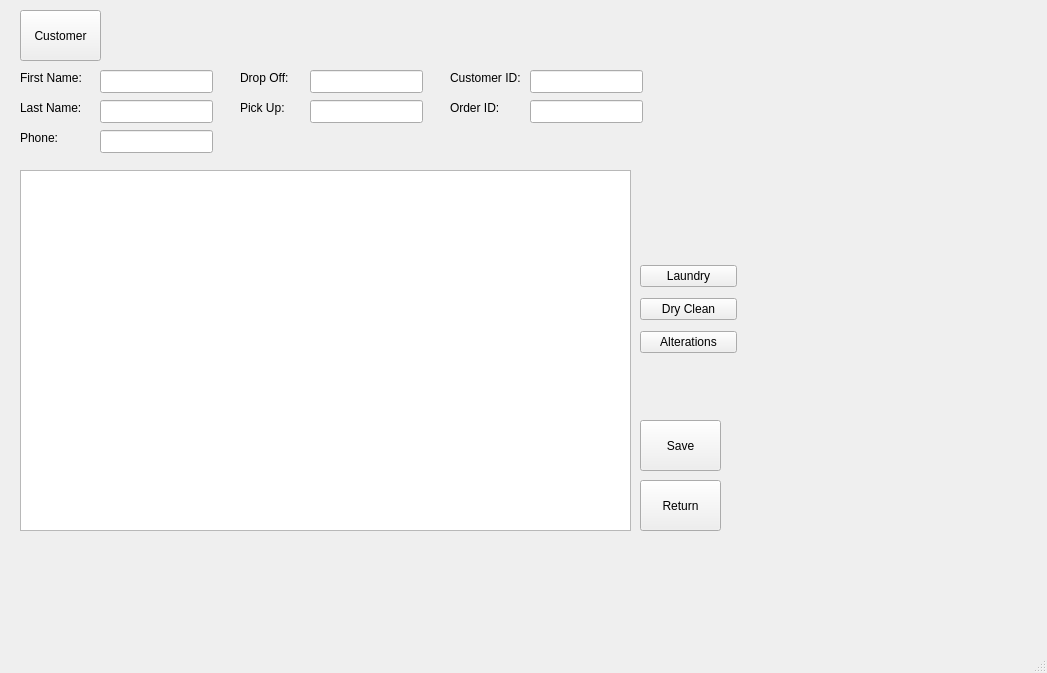
This is mainwindow.ui in LAVjr97/CProgram as Qt 5 draws it before an edit. The edited form follows.
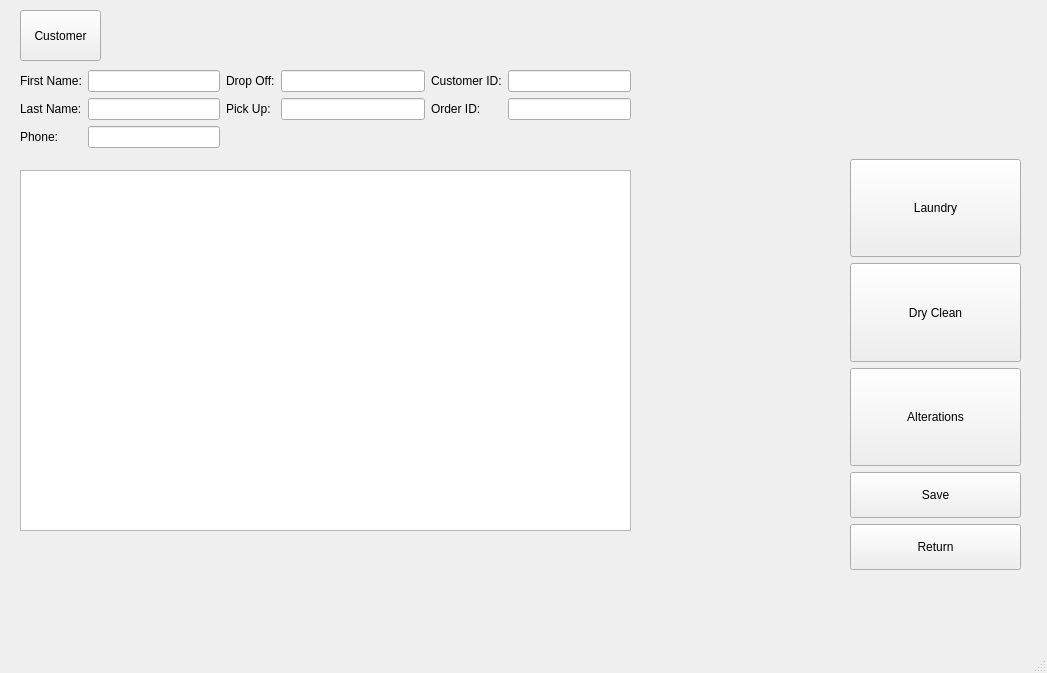
This is the edited form. The open tabs and pages were chosen to show the change. Icons and pictures are not drawn.

The edit to the form file:
```diff
--- a/mainwindow.ui
+++ b/mainwindow.ui
@@ -81,235 +81,6 @@
        <string>Customer</string>
       </property>
      </widget>
-     <widget class="QLabel" name="lblDropOffDP">
-      <property name="geometry">
-       <rect>
-        <x>240</x>
-        <y>70</y>
-        <width>51</width>
-        <height>16</height>
-       </rect>
-      </property>
-      <property name="text">
-       <string>Drop Off:</string>
-      </property>
-     </widget>
-     <widget class="QLabel" name="lblPickUpDP">
-      <property name="geometry">
-       <rect>
-        <x>240</x>
-        <y>100</y>
-        <width>45</width>
-        <height>15</height>
-       </rect>
-      </property>
-      <property name="text">
-       <string>Pick Up:</string>
-      </property>
-     </widget>
-     <widget class="QPushButton" name="btnReturn">
-      <property name="geometry">
-       <rect>
-        <x>640</x>
-        <y>480</y>
-        <width>81</width>
-        <height>51</height>
-       </rect>
-      </property>
-      <property name="text">
-       <string>Return</string>
-      </property>
-     </widget>
-     <widget class="QWidget" name="layoutWidget">
-      <property name="geometry">
-       <rect>
-        <x>640</x>
-        <y>260</y>
-        <width>97</width>
-        <height>101</height>
-       </rect>
-      </property>
-      <layout class="QVBoxLayout" name="verticalLayout">
-       <item>
-        <widget class="QPushButton" name="btnLaundry">
-         <property name="text">
-          <string>Laundry</string>
-         </property>
-        </widget>
-       </item>
-       <item>
-        <widget class="QPushButton" name="btnDryClean">
-         <property name="text">
-          <string>Dry Clean</string>
-         </property>
-        </widget>
-       </item>
-       <item>
-        <widget class="QPushButton" name="btnAlterations">
-         <property name="text">
-          <string>Alterations</string>
-         </property>
-        </widget>
-       </item>
-      </layout>
-     </widget>
-     <widget class="QLabel" name="lblFNameDP">
-      <property name="geometry">
-       <rect>
-        <x>20</x>
-        <y>70</y>
-        <width>71</width>
-        <height>16</height>
-       </rect>
-      </property>
-      <property name="text">
-       <string>First Name:</string>
-      </property>
-     </widget>
-     <widget class="QLabel" name="lblLNameDP">
-      <property name="geometry">
-       <rect>
-        <x>20</x>
-        <y>100</y>
-        <width>71</width>
-        <height>16</height>
-       </rect>
-      </property>
-      <property name="text">
-       <string>Last Name:</string>
-      </property>
-     </widget>
-     <widget class="QLabel" name="lblPhoneDP">
-      <property name="geometry">
-       <rect>
-        <x>20</x>
-        <y>130</y>
-        <width>71</width>
-        <height>16</height>
-       </rect>
-      </property>
-      <property name="text">
-       <string>Phone:</string>
-      </property>
-     </widget>
-     <widget class="QLineEdit" name="lineFNameDP">
-      <property name="geometry">
-       <rect>
-        <x>100</x>
-        <y>70</y>
-        <width>113</width>
-        <height>23</height>
-       </rect>
-      </property>
-      <property name="cursor">
-       <cursorShape>ArrowCursor</cursorShape>
-      </property>
-      <property name="readOnly">
-       <bool>true</bool>
-      </property>
-     </widget>
-     <widget class="QLineEdit" name="lineLNameDP">
-      <property name="geometry">
-       <rect>
-        <x>100</x>
-        <y>100</y>
-        <width>113</width>
-        <height>23</height>
-       </rect>
-      </property>
-     </widget>
-     <widget class="QLineEdit" name="linePhoneDP">
-      <property name="geometry">
-       <rect>
-        <x>100</x>
-        <y>130</y>
-        <width>113</width>
-        <height>23</height>
-       </rect>
-      </property>
-     </widget>
-     <widget class="QLineEdit" name="lineDropOffDP">
-      <property name="geometry">
-       <rect>
-        <x>310</x>
-        <y>70</y>
-        <width>113</width>
-        <height>23</height>
-       </rect>
-      </property>
-     </widget>
-     <widget class="QLineEdit" name="linePickUpDP">
-      <property name="geometry">
-       <rect>
-        <x>310</x>
-        <y>100</y>
-        <width>113</width>
-        <height>23</height>
-       </rect>
-      </property>
-     </widget>
-     <widget class="QLabel" name="label">
-      <property name="geometry">
-       <rect>
-        <x>450</x>
-        <y>70</y>
-        <width>71</width>
-        <height>16</height>
-       </rect>
-      </property>
-      <property name="text">
-       <string>Customer ID:</string>
-      </property>
-     </widget>
-     <widget class="QLabel" name="label_6">
-      <property name="geometry">
-       <rect>
-        <x>450</x>
-        <y>100</y>
-        <width>61</width>
-        <height>16</height>
-       </rect>
-      </property>
-      <property name="text">
-       <string>Order ID:</string>
-      </property>
-     </widget>
-     <widget class="QLineEdit" name="lineCustomerIDDP">
-      <property name="geometry">
-       <rect>
-        <x>530</x>
-        <y>70</y>
-        <width>113</width>
-        <height>23</height>
-       </rect>
-      </property>
-      <property name="readOnly">
-       <bool>true</bool>
-      </property>
-     </widget>
-     <widget class="QLineEdit" name="lineOrderIDDP">
-      <property name="geometry">
-       <rect>
-        <x>530</x>
-        <y>100</y>
-        <width>113</width>
-        <height>23</height>
-       </rect>
-      </property>
-     </widget>
-     <widget class="QPushButton" name="btnSaveDP">
-      <property name="geometry">
-       <rect>
-        <x>640</x>
-        <y>420</y>
-        <width>81</width>
-        <height>51</height>
-       </rect>
-      </property>
-      <property name="text">
-       <string>Save</string>
-      </property>
-     </widget>
      <widget class="QTableView" name="tableViewOrdersDP">
       <property name="geometry">
        <rect>
@@ -320,6 +91,199 @@
        </rect>
       </property>
      </widget>
+     <widget class="QWidget" name="gridLayoutWidget_2">
+      <property name="geometry">
+       <rect>
+        <x>850</x>
+        <y>159</y>
+        <width>171</width>
+        <height>411</height>
+       </rect>
+      </property>
+      <layout class="QGridLayout" name="gridLayout">
+       <item row="0" column="0">
+        <layout class="QVBoxLayout" name="verticalLayout">
+         <item>
+          <widget class="QPushButton" name="btnLaundry">
+           <property name="sizePolicy">
+            <sizepolicy hsizetype="Minimum" vsizetype="Expanding">
+             <horstretch>0</horstretch>
+             <verstretch>0</verstretch>
+            </sizepolicy>
+           </property>
+           <property name="text">
+            <string>Laundry</string>
+           </property>
+          </widget>
+         </item>
+         <item>
+          <widget class="QPushButton" name="btnDryClean">
+           <property name="sizePolicy">
+            <sizepolicy hsizetype="Minimum" vsizetype="Expanding">
+             <horstretch>0</horstretch>
+             <verstretch>0</verstretch>
+            </sizepolicy>
+           </property>
+           <property name="text">
+            <string>Dry Clean</string>
+           </property>
+          </widget>
+         </item>
+         <item>
+          <widget class="QPushButton" name="btnAlterations">
+           <property name="sizePolicy">
+            <sizepolicy hsizetype="Minimum" vsizetype="Expanding">
+             <horstretch>0</horstretch>
+             <verstretch>0</verstretch>
+            </sizepolicy>
+           </property>
+           <property name="text">
+            <string>Alterations</string>
+           </property>
+          </widget>
+         </item>
+         <item>
+          <layout class="QVBoxLayout" name="verticalLayout_2">
+           <property name="sizeConstraint">
+            <enum>QLayout::SetFixedSize</enum>
+           </property>
+           <item>
+            <widget class="QPushButton" name="btnSaveDP">
+             <property name="sizePolicy">
+              <sizepolicy hsizetype="Minimum" vsizetype="Expanding">
+               <horstretch>0</horstretch>
+               <verstretch>0</verstretch>
+              </sizepolicy>
+             </property>
+             <property name="text">
+              <string>Save</string>
+             </property>
+            </widget>
+           </item>
+           <item>
+            <widget class="QPushButton" name="btnReturn">
+             <property name="sizePolicy">
+              <sizepolicy hsizetype="Minimum" vsizetype="Expanding">
+               <horstretch>0</horstretch>
+               <verstretch>0</verstretch>
+              </sizepolicy>
+             </property>
+             <property name="text">
+              <string>Return</string>
+             </property>
+            </widget>
+           </item>
+          </layout>
+         </item>
+        </layout>
+       </item>
+      </layout>
+     </widget>
+     <widget class="QWidget" name="gridLayoutWidget_3">
+      <property name="geometry">
+       <rect>
+        <x>20</x>
+        <y>70</y>
+        <width>611</width>
+        <height>91</height>
+       </rect>
+      </property>
+      <layout class="QGridLayout" name="gridLayoutInformation">
+       <item row="0" column="1">
+        <layout class="QFormLayout" name="formLayoutDate">
+         <item row="0" column="0">
+          <widget class="QLabel" name="lblDropOffDP">
+           <property name="text">
+            <string>Drop Off:</string>
+           </property>
+          </widget>
+         </item>
+         <item row="0" column="1">
+          <widget class="QLineEdit" name="lineDropOffDP"/>
+         </item>
+         <item row="1" column="1">
+          <widget class="QLineEdit" name="linePickUpDP"/>
+         </item>
+         <item row="1" column="0">
+          <widget class="QLabel" name="lblPickUpDP">
+           <property name="text">
+            <string>Pick Up:</string>
+           </property>
+          </widget>
+         </item>
+        </layout>
+       </item>
+       <item row="0" column="0">
+        <layout class="QFormLayout" name="formLayoutCustomer">
+         <item row="0" column="0">
+          <widget class="QLabel" name="lblFNameDP">
+           <property name="text">
+            <string>First Name:</string>
+           </property>
+          </widget>
+         </item>
+         <item row="0" column="1">
+          <widget class="QLineEdit" name="lineFNameDP">
+           <property name="cursor">
+            <cursorShape>ArrowCursor</cursorShape>
+           </property>
+           <property name="readOnly">
+            <bool>true</bool>
+           </property>
+          </widget>
+         </item>
+         <item row="1" column="0">
+          <widget class="QLabel" name="lblLNameDP">
+           <property name="text">
+            <string>Last Name:</string>
+           </property>
+          </widget>
+         </item>
+         <item row="1" column="1">
+          <widget class="QLineEdit" name="lineLNameDP"/>
+         </item>
+         <item row="2" column="0">
+          <widget class="QLabel" name="lblPhoneDP">
+           <property name="text">
+            <string>Phone:</string>
+           </property>
+          </widget>
+         </item>
+         <item row="2" column="1">
+          <widget class="QLineEdit" name="linePhoneDP"/>
+         </item>
+        </layout>
+       </item>
+       <item row="0" column="2">
+        <layout class="QFormLayout" name="formLayoutID">
+         <item row="0" column="0">
+          <widget class="QLabel" name="label">
+           <property name="text">
+            <string>Customer ID:</string>
+           </property>
+          </widget>
+         </item>
+         <item row="1" column="0">
+          <widget class="QLabel" name="label_6">
+           <property name="text">
+            <string>Order ID:</string>
+           </property>
+          </widget>
+         </item>
+         <item row="0" column="1">
+          <widget class="QLineEdit" name="lineCustomerIDDP">
+           <property name="readOnly">
+            <bool>true</bool>
+           </property>
+          </widget>
+         </item>
+         <item row="1" column="1">
+          <widget class="QLineEdit" name="lineOrderIDDP"/>
+         </item>
+        </layout>
+       </item>
+      </layout>
+     </widget>
     </widget>
     <widget class="QWidget" name="pgCustomerSearch">
      <widget class="QPushButton" name="btnReturnCS">
```
Left out of the diff: 241 changed lines with no effect on the pictures.
